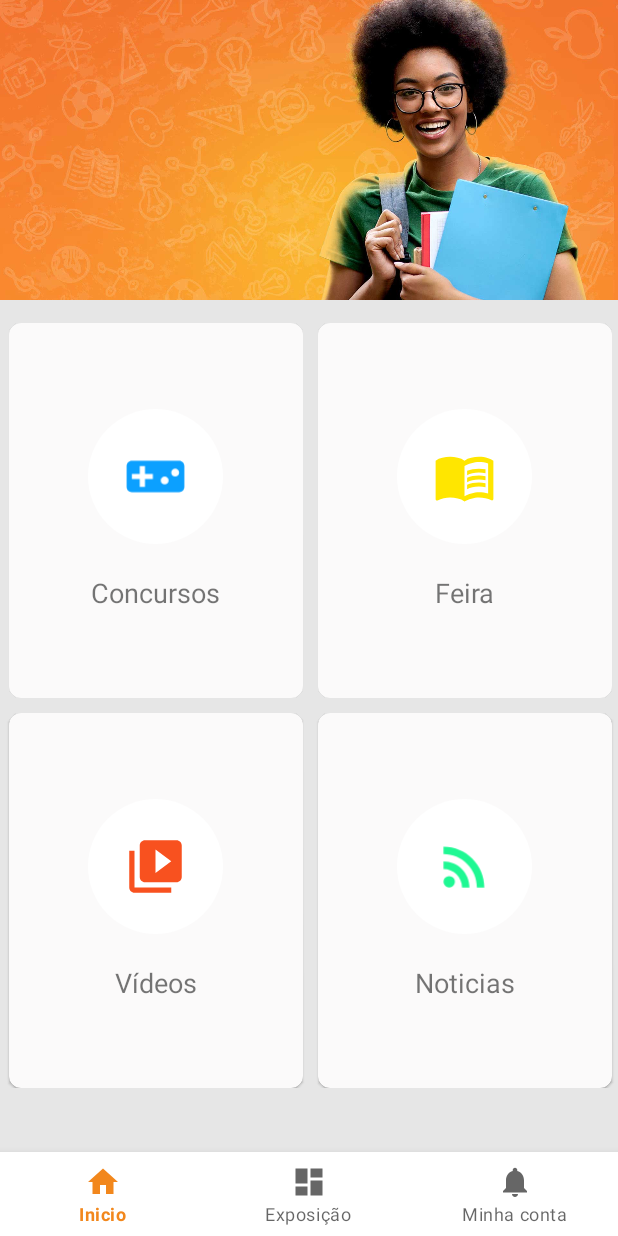
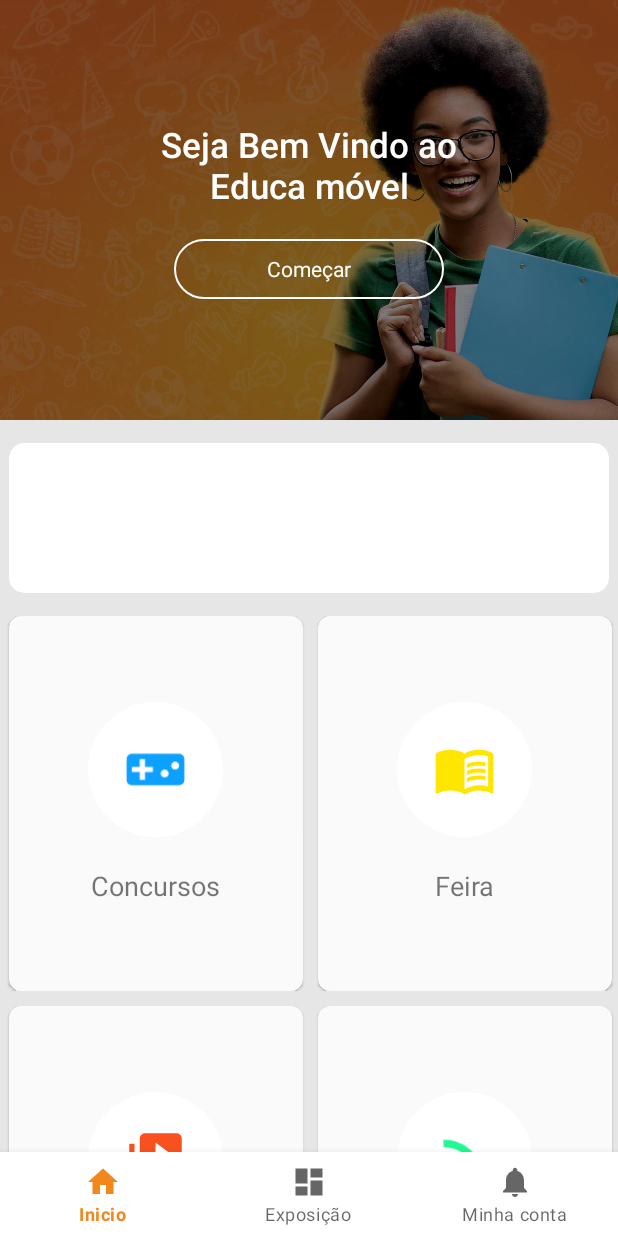
Before and after one commit to Agostinhodossantos/educa-movel, an Android app: the screen it shows after launch (MainActivity), on a phone screen of 412 x 824 dp. Run offline under Robolectric (Android 15) with nearby library versions, the phone set to English and light mode, and no system bars; our stand-ins replace navigation-ui.

Commit message:
add assets

```diff
--- /dev/null
+++ b/app/src/main/res/drawable/bg_bottom_round.xml
@@ -0,0 +1,4 @@
+<?xml version="1.0" encoding="utf-8"?>
+<shape xmlns:android="http://schemas.android.com/apk/res/android">
+    <corners android:bottomLeftRadius="8dp" android:bottomRightRadius="8dp" />
+</shape>
--- /dev/null
+++ b/app/src/main/res/drawable/bg_top.xml
@@ -0,0 +1,6 @@
+<?xml version="1.0" encoding="utf-8"?>
+<shape
+    xmlns:android="http://schemas.android.com/apk/res/android">
+    <solid android:color="#000000"/>
+
+</shape>
--- /dev/null
+++ b/app/src/main/res/drawable/btn_bg.xml
@@ -0,0 +1,18 @@
+<?xml version="1.0" encoding="utf-8"?>
+<selector xmlns:android="http://schemas.android.com/apk/res/android">
+    <item>
+        <shape android:shape="rectangle">
+            <corners android:radius="30dp"/>
+            <solid android:color="@android:color/transparent"/>
+            <stroke android:color="@color/white" android:width="1dp"/>
+        </shape>
+    </item>
+
+    <item android:state_active="true">
+        <shape android:shape="rectangle">
+            <corners android:radius="30dp"/>
+            <solid android:color="@android:color/transparent"/>
+            <stroke android:color="#BABABA" android:width="2dp"/>
+        </shape>
+    </item>
+</selector>
--- a/app/src/main/res/layout/fragment_home.xml
+++ b/app/src/main/res/layout/fragment_home.xml
@@ -14,15 +14,73 @@
 
         <RelativeLayout
             android:layout_width="match_parent"
-            android:layout_height="200dp">
+            android:layout_height="280dp">
 
             <ImageView
                 android:layout_width="match_parent"
                 android:layout_height="match_parent"
                 android:scaleType="centerCrop"
+                android:background="@drawable/bg_bottom_round"
                 android:src="@drawable/banner2">
             </ImageView>
+            <View
+                android:layout_width="match_parent"
+                android:layout_height="match_parent"
+                android:alpha="0.5"
+                android:background="@drawable/bg_top"
+                />
+
+            <RelativeLayout
+                android:layout_width="match_parent"
+                android:layout_height="match_parent">
+
+                <LinearLayout
+                    android:maxWidth="260dp"
+                    android:orientation="vertical"
+                    android:layout_centerInParent="true"
+                    android:gravity="center"
+                    android:layout_width="match_parent"
+                    android:layout_height="wrap_content">
+
+                    <TextView
+                        android:layout_width="wrap_content"
+                        android:layout_height="wrap_content"
+                        android:maxWidth="260dp"
+                        android:gravity="center"
+                        android:text="Seja Bem Vindo ao Educa móvel"
+                        android:textAppearance="@style/TextAppearance.AppCompat.Title"
+                        android:textColor="@android:color/white"
+                        android:textSize="23sp" />
+
+
+                    <TextView
+                        android:layout_width="180dp"
+                        android:layout_height="40dp"
+                        android:gravity="center"
+                        android:text="Começar"
+                        android:layout_marginTop="20dp"
+                        android:textColor="@android:color/white"
+                        android:foreground="@drawable/btn_bg"
+                        />
+
+
+                </LinearLayout>
+
+
+
+            </RelativeLayout>
         </RelativeLayout>
+
+        <androidx.cardview.widget.CardView
+            android:layout_width="match_parent"
+            android:layout_height="100dp"
+            android:layout_marginTop="15dp"
+            app:cardCornerRadius="10dp"
+            android:layout_marginStart="6dp"
+            android:layout_marginEnd="6dp"
+            >
+
+        </androidx.cardview.widget.CardView>
 
         <LinearLayout
             android:orientation="horizontal"
```
